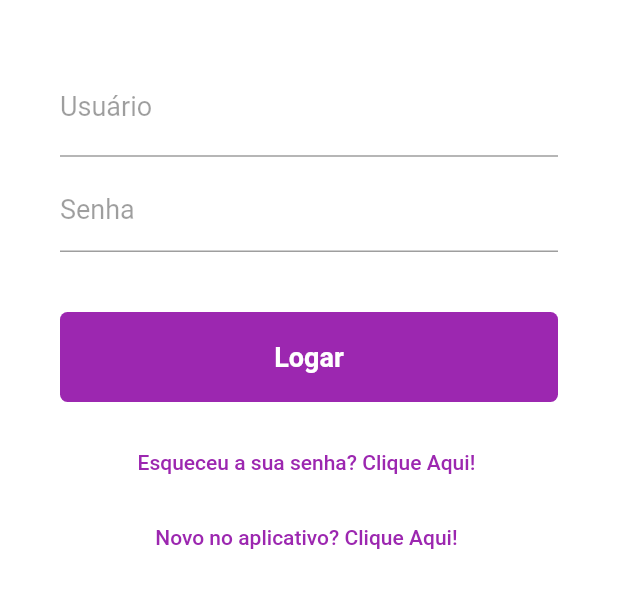
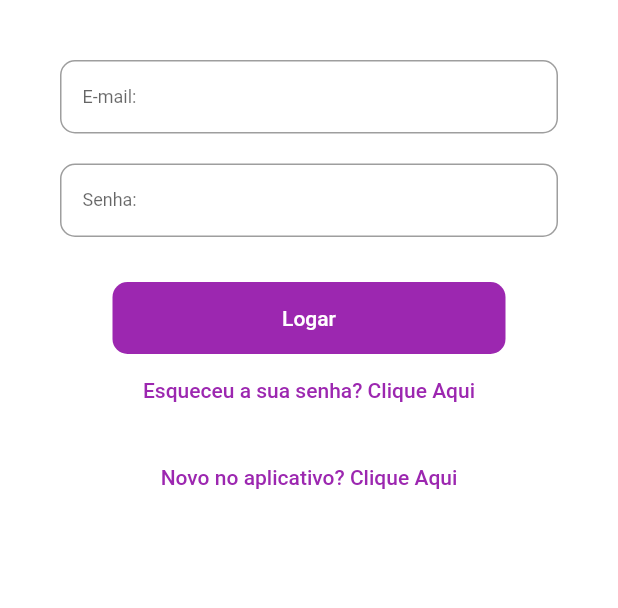
Before and after one commit to adriano328/PSTIFM, a Flutter app: the screen it shows after launch, on a phone screen of 412 x 824 dp, the part 270-878 px from its top. Run offline on Flutter 3.47's test engine with Material 2 defaults, Android fonts, the phone set to English and light mode, and no system bars.

Commit message:
Envio de atualizações

```diff
--- a/lib/login/login.page.dart
+++ b/lib/login/login.page.dart
@@ -1,18 +1,12 @@
 import 'package:flutter/material.dart';
-import 'package:flutter_application_1/formUserProfessional/formUsersProfessional.dart';
 import 'package:flutter_application_1/formUsers.dart';
-import 'package:flutter_application_1/home/profileForm.dart';
-
-import 'package:flutter_application_1/navigationScreenController/navigationAppComponent.dart';
-import 'package:flutter_application_1/home/usuario/perfilUsuario.dart';
-import 'package:flutter_application_1/main.dart';
 
 class LoginPage extends StatelessWidget {
   @override
   Widget build(BuildContext context) {
     return Scaffold(
       body: Container(
-        padding: EdgeInsets.only(
+        padding: const EdgeInsets.only(
           top: 0,
           left: 40,
           right: 40,
@@ -20,122 +14,83 @@ class LoginPage extends StatelessWidget {
         color: Colors.white,
         child: ListView(
           children: <Widget>[
-            SizedBox(
+            const SizedBox(
               height: 60,
             ),
-            SizedBox(
+            const SizedBox(
               height: 20,
             ),
-            Container(
+            SizedBox(
               width: 100,
               height: 100,
               child: Image.asset('assets/google_logo.png'),
             ),
-            SizedBox(
+            const SizedBox(
               height: 40,
             ),
             TextFormField(
+              decoration: InputDecoration(
+                isDense: true,
+                contentPadding: const EdgeInsets.all(15),
+                border: OutlineInputBorder(
+                    borderRadius: BorderRadius.circular(10.0)),
+                labelText: 'E-mail:',
+                labelStyle:
+                    const TextStyle(fontSize: 12, fontWeight: FontWeight.w400),
+              ),
               keyboardType: TextInputType.emailAddress,
-              decoration: InputDecoration(
-                  labelText: "Usuário",
-                  labelStyle: TextStyle(
-                    color: Colors.black38,
-                    fontWeight: FontWeight.w400,
-                    fontSize: 18,
-                  )),
-              style: TextStyle(fontSize: 20),
             ),
-            SizedBox(
-              height: 10,
+            const SizedBox(
+              height: 20,
             ),
             TextFormField(
-              keyboardType: TextInputType.text,
+              decoration: InputDecoration(
+                isDense: true,
+                contentPadding: const EdgeInsets.all(15),
+                border: OutlineInputBorder(
+                    borderRadius: BorderRadius.circular(10.0)),
+                labelText: 'Senha:',
+                labelStyle:
+                    const TextStyle(fontSize: 12, fontWeight: FontWeight.w400),
+              ),
               obscureText: true,
-              decoration: InputDecoration(
-                labelText: "Senha",
-                labelStyle: TextStyle(
-                  color: Colors.black38,
-                  fontWeight: FontWeight.w400,
-                  fontSize: 18,
-                ),
-              ),
-              style: TextStyle(fontSize: 10),
             ),
-            SizedBox(
-              height: 40,
+            const SizedBox(
+              height: 30,
             ),
-            Container(
-              width: double.infinity,
-              height: 60,
-              decoration: BoxDecoration(
-                  color: Colors.purple,
-                  borderRadius: BorderRadius.all(Radius.circular(5))),
-              child: SizedBox(
+            Padding(
+              padding: const EdgeInsets.only(left: 35, right: 35),
+              child: Container(
+                decoration: BoxDecoration(
+                    color: Colors.purple,
+                    borderRadius: BorderRadius.circular(10)),
                 child: TextButton(
-                  child: Row(
-                    mainAxisAlignment: MainAxisAlignment.center,
-                    children: <Widget>[
-                      Text(
-                        "Logar",
-                        style: TextStyle(
-                          fontWeight: FontWeight.bold,
-                          color: Colors.white,
-                          fontSize: 18,
-                        ),
-                        textAlign: TextAlign.left,
-                      ),
-                    ],
+                  onPressed: () {},
+                  child: const Text(
+                    'Logar',
+                    style: TextStyle(color: Colors.white),
                   ),
-                  onPressed: () => {
-                    Navigator.push(
-                      context,
-                      MaterialPageRoute(
-                          builder: (context) => NavigationAppComponent()),
-                    )
-                  },
                 ),
               ),
             ),
-            SizedBox(
-              height: 20,
-            ),
-            Container(
-              height: 40,
-              alignment: Alignment.center,
-              child: TextButton(
-                child: Text(
-                  "Esqueceu a sua senha? Clique Aqui! ",
-                  style: TextStyle(
-                    color: Colors.purple,
-                  ),
-                ),
+            TextButton(
                 onPressed: () {},
-              ),
-            ),
-            SizedBox(
+                child: const Text(
+                  'Esqueceu a sua senha? Clique Aqui',
+                  style: TextStyle(color: Colors.purple),
+                )),
+            const SizedBox(
               height: 10,
             ),
-            Container(
-              height: 40,
-              alignment: Alignment.center,
-              child: TextButton(
-                child: Text(
-                  "Novo no aplicativo? Clique Aqui! ",
-                  style: TextStyle(
-                    color: Colors.purple,
-                  ),
-                ),
-                onPressed: () => {
-                  Navigator.push(
-                    context,
-                    MaterialPageRoute(builder: (context) => profileForm()),
-                  )
+            TextButton(
+                onPressed: () {
+                  Navigator.push(context,
+                      MaterialPageRoute(builder: (context) => formUsers()));
                 },
-              ),
-            ),
-            SizedBox(
-              height: 15,
-            ),
+                child: const Text(
+                  'Novo no aplicativo? Clique Aqui',
+                  style: TextStyle(color: Colors.purple),
+                ))
           ],
         ),
       ),
```
Also changed, not shown: lib/formUsers.dart (+68 -62 lines), lib/home/profileForm.dart (deleted, +0 -61 lines).
